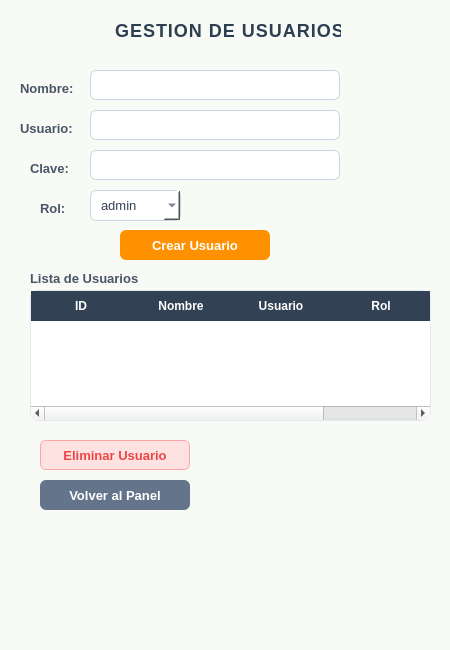
First picture: the form in gui/usuarios_admin.ui, repository UTN-BDA-2026/repositorio-grupo-BCCG, before the edit.
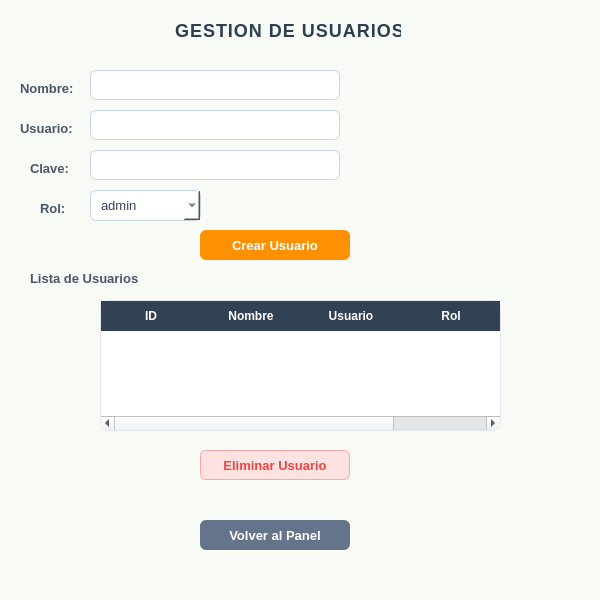
Second picture: the form after the edit.

Commit message: se modificaron las tres pestañas (interfaces) de la parte de ventas a las que puede acceder el administrador para un mejor funcionamiento

```diff
--- a/gui/usuarios_admin.ui
+++ b/gui/usuarios_admin.ui
@@ -6,8 +6,8 @@
    <rect>
     <x>0</x>
     <y>0</y>
-    <width>450</width>
-    <height>650</height>
+    <width>600</width>
+    <height>600</height>
    </rect>
   </property>
   <property name="windowTitle">
@@ -111,7 +111,7 @@
   <widget class="QLabel" name="label">
    <property name="geometry">
     <rect>
-     <x>110</x>
+     <x>170</x>
      <y>20</y>
      <width>231</width>
      <height>31</height>
@@ -211,7 +211,7 @@
     <rect>
      <x>90</x>
      <y>190</y>
-     <width>91</width>
+     <width>111</width>
      <height>31</height>
     </rect>
    </property>
@@ -229,7 +229,7 @@
   <widget class="QPushButton" name="btn_registrar">
    <property name="geometry">
     <rect>
-     <x>120</x>
+     <x>200</x>
      <y>230</y>
      <width>150</width>
      <height>30</height>
@@ -242,8 +242,8 @@
   <widget class="QTableWidget" name="tabla_usuarios">
    <property name="geometry">
     <rect>
-     <x>30</x>
-     <y>290</y>
+     <x>100</x>
+     <y>300</y>
      <width>401</width>
      <height>131</height>
     </rect>
@@ -272,8 +272,8 @@
   <widget class="QPushButton" name="btn_eliminar">
    <property name="geometry">
     <rect>
-     <x>40</x>
-     <y>440</y>
+     <x>200</x>
+     <y>450</y>
      <width>150</width>
      <height>30</height>
     </rect>
@@ -298,8 +298,8 @@
   <widget class="QPushButton" name="btn_volver">
    <property name="geometry">
     <rect>
-     <x>40</x>
-     <y>480</y>
+     <x>200</x>
+     <y>520</y>
      <width>150</width>
      <height>30</height>
     </rect>
```
Left out of the diff: 2 changed lines with no effect on the pictures. The commit also changes 2 other files.
